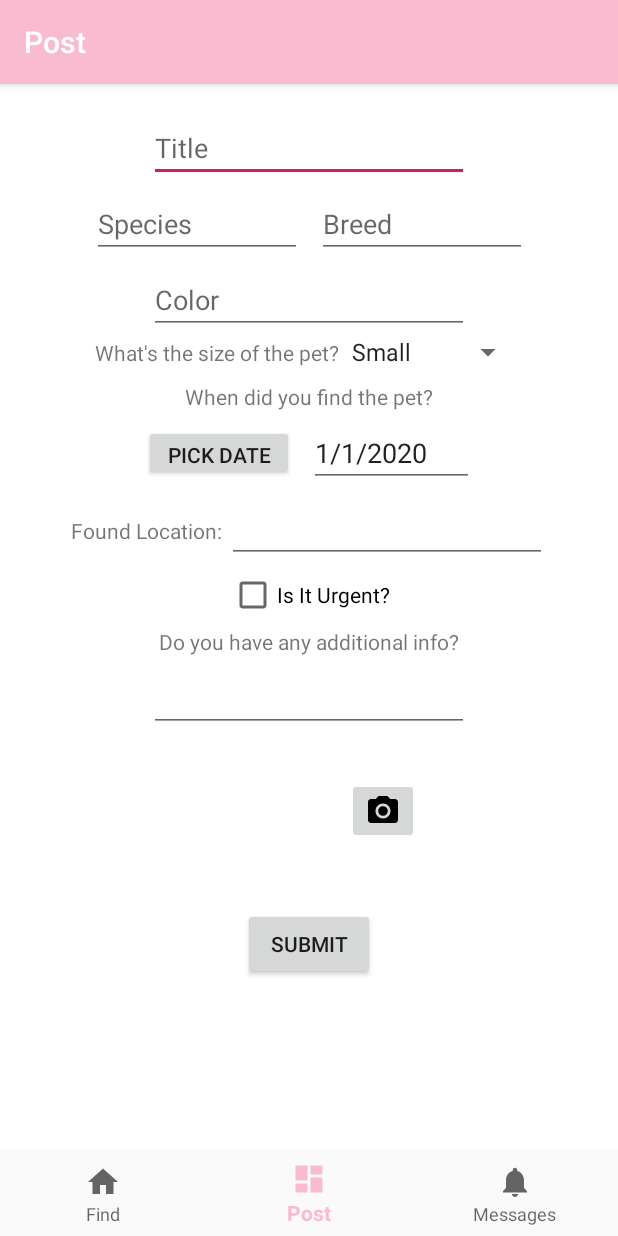
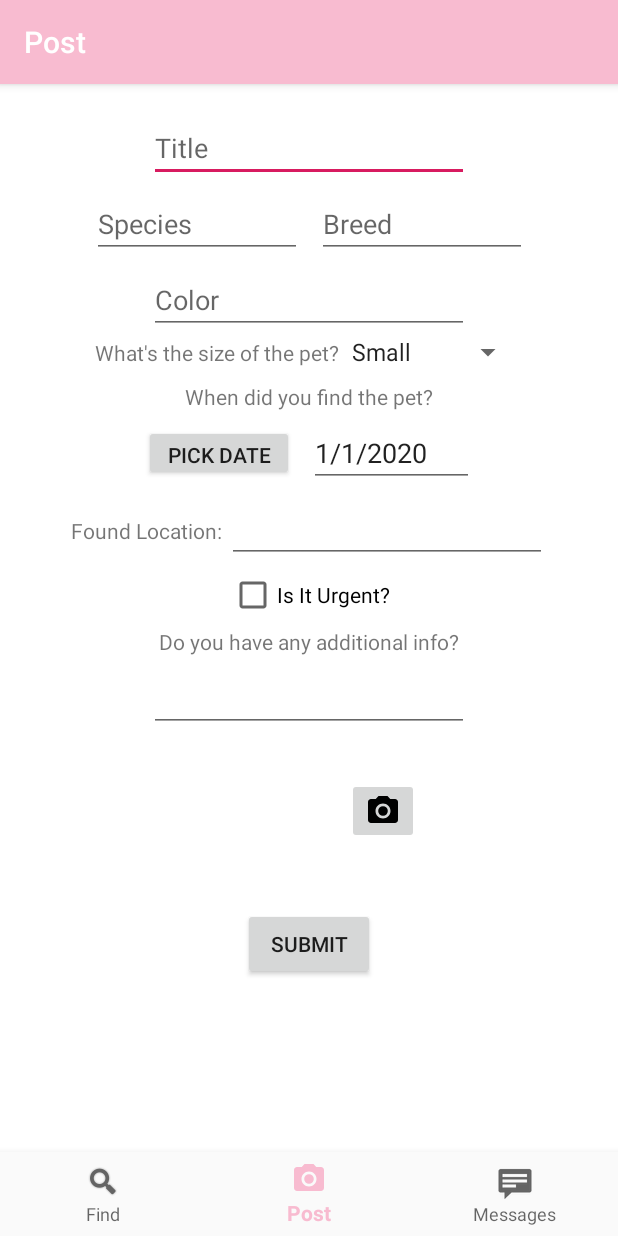
Before and after one commit to cdcervantes97/PetFinder, an Android app: the screen it shows after launch (MainActivity), on a phone screen of 412 x 824 dp. Run offline under Robolectric (Android 15) with nearby library versions, the phone set to English and light mode, and no system bars; our stand-ins replace Picasso, navigation-ui; pictures from the network do not load.

Commit message:
Changed the bottom menu's icons to match their context.

```diff
--- a/app/src/main/res/menu/bottom_nav_menu.xml
+++ b/app/src/main/res/menu/bottom_nav_menu.xml
@@ -3,17 +3,17 @@
 
     <item
         android:id="@+id/navigation_find"
-        android:icon="@drawable/ic_home_black_24dp"
+        android:icon="@android:drawable/ic_search_category_default"
         android:title="@string/title_find" />
 
     <item
         android:id="@+id/navigation_post"
-        android:icon="@drawable/ic_dashboard_black_24dp"
+        android:icon="@drawable/ic_menu_post"
         android:title="@string/title_post" />
 
     <item
         android:id="@+id/navigation_chat"
-        android:icon="@drawable/ic_notifications_black_24dp"
+        android:icon="@android:drawable/stat_notify_chat"
         android:title="@string/title_chat" />
 
 </menu>
```
